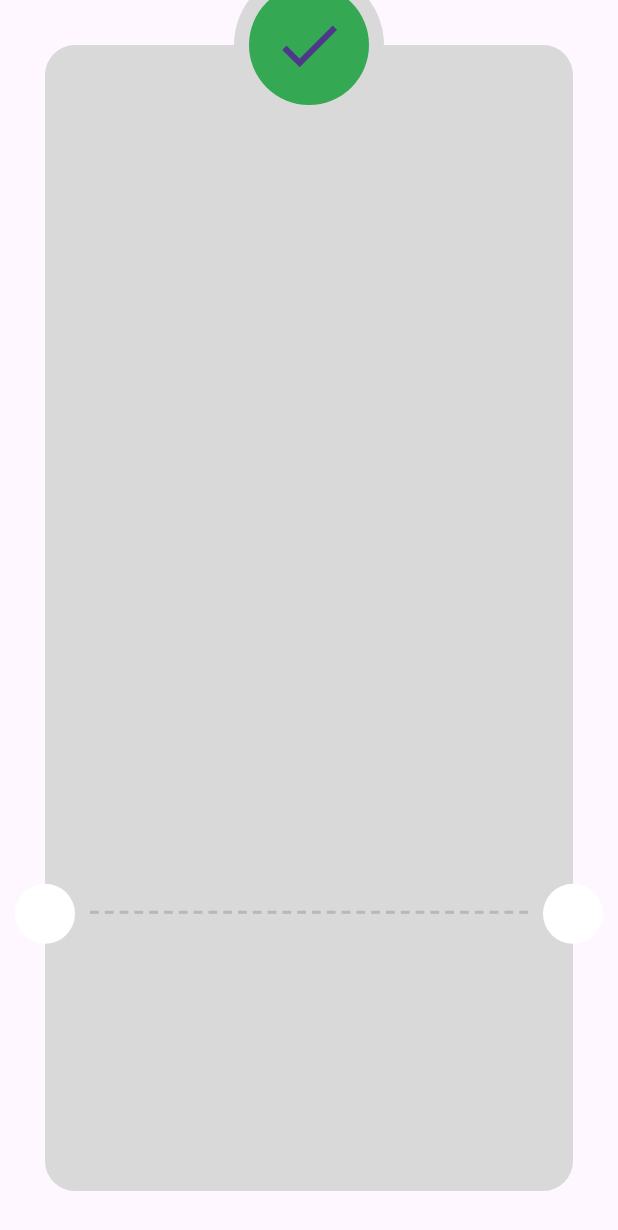
After one commit to makdad-raee/payment_app, a Flutter app: the ThankYouView screen opened directly, on a phone screen of 412 x 824 dp. The commit adds this screen. Shown: the top 1230 px of the screen. Run offline on Flutter 3.47's test engine with Material 3 defaults, Android fonts, the phone set to English and light mode, and no system bars; our stand-ins replace flutter_credit_card, flutter_svg.

Commit message:
refactor code in thank you view body

```diff
--- /dev/null
+++ b/lib/Features/Checkout/Presentation/Views/widgets/custom_check_icon.dart
@@ -0,0 +1,25 @@
+import 'package:flutter/material.dart';
+
+class CustomCheckIcon extends StatelessWidget {
+  const CustomCheckIcon({
+    super.key,
+  });
+
+  @override
+  Widget build(BuildContext context) {
+    return const Positioned(
+      top: -50,
+      left: 0,
+      right: 0,
+      child: CircleAvatar(
+        radius: 50,
+        backgroundColor: Color(0xFFD9D9D9),
+        child: CircleAvatar(
+          radius: 40,
+          backgroundColor: Color(0xFF34A853),
+          child: Icon(Icons.check, size: 50),
+        ),
+      ),
+    );
+  }
+}
--- /dev/null
+++ b/lib/Features/Checkout/Presentation/Views/widgets/custom_dashed_line.dart
@@ -0,0 +1,26 @@
+import 'package:flutter/material.dart';
+
+class CustomDashedLine extends StatelessWidget {
+  const CustomDashedLine({
+    super.key,
+  });
+
+  @override
+  Widget build(BuildContext context) {
+    return Row(
+      children: List.generate(
+        30,
+        (index) => Expanded(
+          child: Padding(
+            padding: const EdgeInsets.symmetric(horizontal:2),
+            child: Container(
+              height: 2,
+
+              color: const Color(0xFFB8B8B8),
+            ),
+          ),
+        ),
+      ),
+    );
+  }
+}
--- a/lib/Features/Checkout/Presentation/Views/widgets/thank_view_body.dart
+++ b/lib/Features/Checkout/Presentation/Views/widgets/thank_view_body.dart
@@ -1,4 +1,7 @@
 import 'package:flutter/material.dart';
+import 'package:payment_app/Features/Checkout/Presentation/Views/widgets/custom_check_icon.dart';
+import 'package:payment_app/Features/Checkout/Presentation/Views/widgets/custom_dashed_line.dart';
+import 'package:payment_app/Features/Checkout/Presentation/Views/widgets/thank_you_card.dart';
 
 class ThankYouViewBody extends StatelessWidget {
   const ThankYouViewBody({super.key});
@@ -10,33 +13,12 @@ class ThankYouViewBody extends StatelessWidget {
       child: Stack(
         clipBehavior: Clip.none,
         children: [
-          Container(
-            decoration: ShapeDecoration(
-              color: const Color(0xFFD9D9D9),
-              shape: RoundedRectangleBorder(
-                borderRadius: BorderRadius.circular(20),
-              ),
-            ),
-          ),
+          const ThankYouCard(),
           Positioned(
             left: 20+8,
             right: 20+8,
             bottom: MediaQuery.sizeOf(context).height * 0.2+20,
-            child: Row(
-              children: List.generate(
-                30,
-                (index) => Expanded(
-                  child: Padding(
-                    padding: const EdgeInsets.symmetric(horizontal:2),
-                    child: Container(
-                      height: 2,
-
-                      color: const Color(0xFFB8B8B8),
-                    ),
-                  ),
-                ),
-              ),
-            ),
+            child:const CustomDashedLine(),
           ),
           Positioned(
             left: -20,
@@ -52,20 +34,7 @@ class ThankYouViewBody extends StatelessWidget {
               backgroundColor: Colors.white,
             ),
           ),
-          const Positioned(
-            top: -50,
-            left: 0,
-            right: 0,
-            child: CircleAvatar(
-              radius: 50,
-              backgroundColor: Color(0xFFD9D9D9),
-              child: CircleAvatar(
-                radius: 40,
-                backgroundColor: Color(0xFF34A853),
-                child: Icon(Icons.check, size: 50),
-              ),
-            ),
-          )
+          const CustomCheckIcon()
         ],
       ),
     );
--- /dev/null
+++ b/lib/Features/Checkout/Presentation/Views/widgets/thank_you_card.dart
@@ -0,0 +1,19 @@
+import 'package:flutter/material.dart';
+
+class ThankYouCard extends StatelessWidget {
+  const ThankYouCard({
+    super.key,
+  });
+
+  @override
+  Widget build(BuildContext context) {
+    return Container(
+      decoration: ShapeDecoration(
+        color: const Color(0xFFD9D9D9),
+        shape: RoundedRectangleBorder(
+          borderRadius: BorderRadius.circular(20),
+        ),
+      ),
+    );
+  }
+}
```
